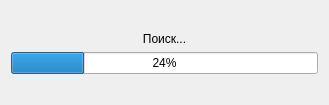
First picture: the form in src/gui/ProgressBarWidget.ui, repository Flk427/CrossWordsHunter, before the edit.
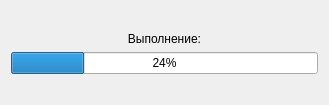
Second picture: the form after the edit.

Commit message: [*] Подпись строки прогресса.

Patch:
```diff
--- a/src/gui/ProgressBarWidget.ui
+++ b/src/gui/ProgressBarWidget.ui
@@ -30,7 +30,7 @@
    <item>
     <widget class="QLabel" name="label_2">
      <property name="text">
-      <string>Поиск...</string>
+      <string>Выполнение:</string>
      </property>
      <property name="alignment">
       <set>Qt::AlignCenter</set>
```
